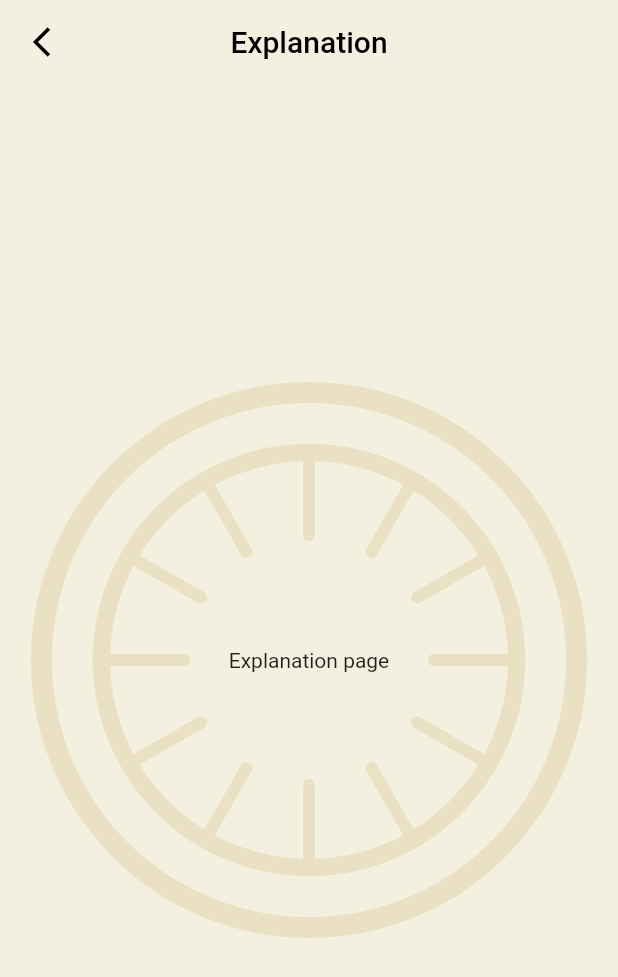
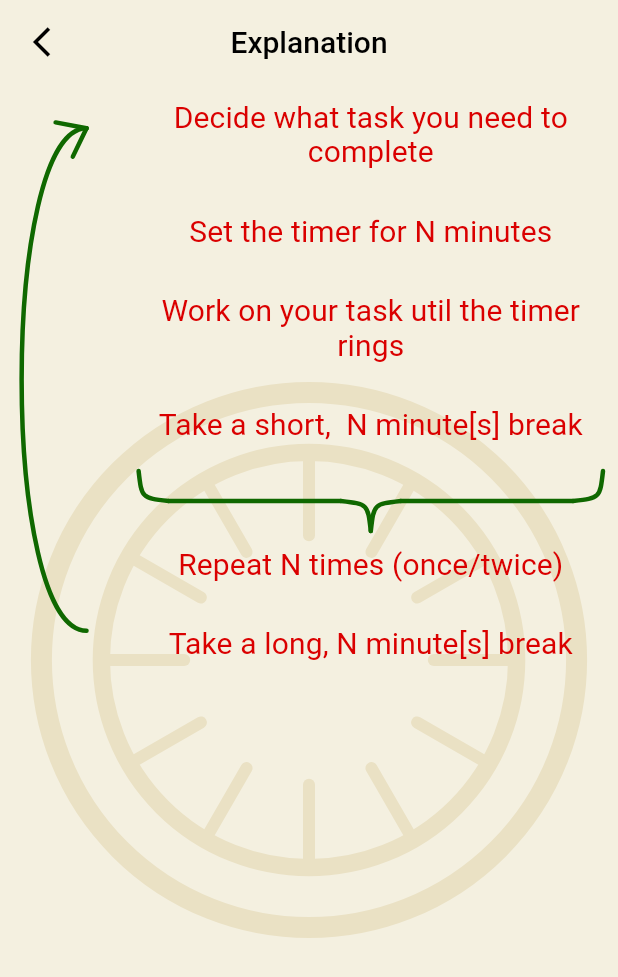
Before and after one commit to AlShevelev/PomodoroTimer, a Flutter app: the screen it shows after launch, after a tap on the "help outline" icon, on a phone screen of 412 x 824 dp. Shown: the top 977 px of the screen. Run offline on Flutter 3.47's test engine with Material 2 defaults, Android fonts, the phone set to English and light mode, and no system bars; generated files the repository leaves out were written again.

```diff
--- a/pomodoro_timer/lib/core/ui_kit/page_background.dart
+++ b/pomodoro_timer/lib/core/ui_kit/page_background.dart
@@ -10,17 +10,42 @@ class PageBackground extends CustomPainter {
 
     final secondRingInnerRadius = size.width * 0.322;
 
-    _drawRing(outerRadius: size.width * 0.45, innerRadius: size.width * 0.416, center, color, canvas);
-    _drawRing(outerRadius: size.width * 0.35, innerRadius: secondRingInnerRadius, center, color, canvas);
+    _drawRing(
+      outerRadius: size.width * 0.45,
+      innerRadius: size.width * 0.416,
+      center,
+      color,
+      canvas,
+    );
 
-    _drawClock(color, canvas, center,
-        distantFromCenter: secondRingInnerRadius, len: size.width * 0.12, width: size.width * 0.01946);
+    _drawRing(
+      outerRadius: size.width * 0.35,
+      innerRadius: secondRingInnerRadius,
+      center,
+      color,
+      canvas,
+    );
+
+    _drawClock(
+      color,
+      canvas,
+      center,
+      distantFromCenter: secondRingInnerRadius,
+      len: size.width * 0.12,
+      width: size.width * 0.01946,
+    );
   }
 
   @override
   bool shouldRepaint(covariant CustomPainter oldDelegate) => false;
 
-  void _drawRing(Offset center, Color color, Canvas canvas, {required double outerRadius, required double innerRadius}) {
+  void _drawRing(
+    Offset center,
+    Color color,
+    Canvas canvas, {
+    required double outerRadius,
+    required double innerRadius,
+  }) {
     final paint = Paint()
       ..color = color
       ..strokeWidth = outerRadius - innerRadius
@@ -29,8 +54,14 @@ class PageBackground extends CustomPainter {
     canvas.drawCircle(center, (outerRadius + innerRadius) / 2, paint);
   }
 
-  void _drawClock(Color color, Canvas canvas, Offset center,
-      {required double distantFromCenter, required double len, required double width}) {
+  void _drawClock(
+    Color color,
+    Canvas canvas,
+    Offset center, {
+    required double distantFromCenter,
+    required double len,
+    required double width,
+  }) {
     final paint = Paint()
       ..color = color
       ..strokeWidth = width
--- a/pomodoro_timer/lib/features/explanation/presentation/page.dart
+++ b/pomodoro_timer/lib/features/explanation/presentation/page.dart
@@ -1,6 +1,9 @@
 import 'package:flutter/material.dart';
 import 'package:flutter_gen/gen_l10n/app_localizations.dart';
 import 'package:pomodoro_timer/core/ui_kit/page_background.dart';
+import 'package:pomodoro_timer/features/explanation/presentation/ui/curved_bracket.dart';
+import 'package:pomodoro_timer/features/explanation/presentation/ui/one_line.dart';
+import 'package:pomodoro_timer/features/explanation/presentation/ui/vertical_arrow.dart';
 
 import '../../../core/ui_kit/app_bar_back.dart';
 
@@ -23,17 +26,74 @@ class _ExplanationPageState extends State<ExplanationPage> {
       ),
       body: CustomPaint(
         painter: PageBackground(),
-          child: Center(
         child: Column(
-              mainAxisAlignment: MainAxisAlignment.center,
-              children: const <Widget>[
-                Text(
-                  'Explanation page',
+          children: [
+            IntrinsicHeight(
+              child: Row(
+                children: [
+                  Expanded(
+                    flex: 2,
+                    child: CustomPaint(
+                      painter: VerticalArrow(),
+                      child: Container(),
+                    ),
+                  ),
+                  Expanded(
+                    flex: 8,
+                    child: Column(
+                      mainAxisAlignment: MainAxisAlignment.start,
+                      children: <Widget>[
+                        OneLine(
+                          text: AppLocalizations.of(context)!.explanationLine1,
+                          topPadding: 10.0,
+                          bottomPadding: 20.0,
+                        ),
+                        OneLine(
+                          text: AppLocalizations.of(context)!.explanationLine2,
+                          topPadding: 10.0,
+                          bottomPadding: 20.0,
+                        ),
+                        OneLine(
+                          text: AppLocalizations.of(context)!.explanationLine3,
+                          topPadding: 10.0,
+                          bottomPadding: 20.0,
+                        ),
+                        OneLine(
+                          text: AppLocalizations.of(context)!.explanationLine4,
+                          topPadding: 10.0,
+                          bottomPadding: 20.0,
+                        ),
+                        Padding(
+                          padding: const EdgeInsets.only(
+                            left: 10.0,
+                            right: 10.0,
+                          ),
+                          child: CustomPaint(
+                            painter: CurvedBracket(),
+                            child: Container(
+                              height: 40.0,
+                            ),
+                          ),
+                        ),
+                        OneLine(
+                          text: AppLocalizations.of(context)!.explanationLine5,
+                          topPadding: 10.0,
+                          bottomPadding: 20.0,
+                        ),
+                        OneLine(
+                          text: AppLocalizations.of(context)!.explanationLine6,
+                          topPadding: 10.0,
+                          bottomPadding: 10.0,
                         ),
                       ],
                     ),
                   ),
-        )
+                ],
+              ),
+            ),
+          ],
+        ),
+      ),
     );
   }
 }
--- /dev/null
+++ b/pomodoro_timer/lib/features/explanation/presentation/ui/curved_bracket.dart
@@ -0,0 +1,79 @@
+import 'package:flutter/material.dart';
+import 'package:pomodoro_timer/core/ui_kit/style/colors.dart';
+
+class CurvedBracket extends CustomPainter {
+  @override
+  void paint(Canvas canvas, Size size) {
+    // A debugging background (to show the borders)
+    //_debugBackground(canvas, size);
+
+    final paint = Paint()
+      ..color = AppColors.darkGreen
+      ..strokeWidth = 3
+      ..style = PaintingStyle.stroke
+      ..strokeCap = StrokeCap.round;
+
+    final halfWidth = size.width / 2;
+    final halfHeight = size.height / 2;
+
+    final curvatureDegree = size.height / 20.0;
+
+    // The top-left curve
+    const a1 = Offset(0.0, 0.0);
+    final b1 = Offset(halfHeight, halfHeight);
+    final c1 = Offset(curvatureDegree, halfHeight - curvatureDegree);
+    final d1 = c1;
+    _drawCurve(a1, b1, c1, d1, canvas, paint);
+
+    // The top-right curve
+    final a2 = Offset(size.width, 0.0);
+    final b2 = Offset(a2.dx - halfHeight, halfHeight);
+    final c2 = Offset(a2.dx - curvatureDegree, halfHeight - curvatureDegree);
+    final d2 = c2;
+    _drawCurve(a2, b2, c2, d2, canvas, paint);
+
+    // The bottom-left curve
+    final a3 = Offset(halfWidth - halfHeight, halfHeight);
+    final b3 = Offset(halfWidth, size.height);
+    final c3 = Offset(b3.dx - curvatureDegree, a3.dy + curvatureDegree);
+    final d3 = c3;
+    _drawCurve(a3, b3, c3, d3, canvas, paint);
+
+    // The bottom-right curve
+    final a4 = Offset(halfWidth + halfHeight, halfHeight);
+    final b4 = b3;
+    final c4 = Offset(b3.dx + curvatureDegree, a3.dy + curvatureDegree);
+    final d4 = c4;
+    _drawCurve(a4, b4, c4, d4, canvas, paint);
+
+    // lines
+    canvas.drawLine(b1, a3, paint);
+    canvas.drawLine(b2, a4, paint);
+  }
+
+  @override
+  bool shouldRepaint(covariant CustomPainter oldDelegate) => false;
+
+  void _debugBackground(Canvas canvas, Size size) {
+    final paint = Paint()..color = AppColors.red;
+
+    final rect = Rect.fromLTRB(0, 0, size.width, size.height);
+
+    canvas.drawRect(rect, paint);
+  }
+
+  void _drawCurve(Offset a, Offset b, Offset c, Offset d, Canvas canvas, Paint paint) {
+    final curve = Path()
+      ..moveTo(a.dx, a.dy)
+      ..relativeCubicTo(
+        c.dx - a.dx,
+        c.dy - a.dy,
+        d.dx - a.dx,
+        d.dy - a.dy,
+        b.dx - a.dx,
+        b.dy - a.dy,
+      );
+
+    canvas.drawPath(curve, paint);
+  }
+}
--- /dev/null
+++ b/pomodoro_timer/lib/features/explanation/presentation/ui/one_line.dart
@@ -0,0 +1,32 @@
+import 'package:flutter/material.dart';
+import 'package:pomodoro_timer/core/ui_kit/style/colors.dart';
+
+class OneLine extends StatelessWidget {
+  const OneLine({
+    required this.text,
+    required this.topPadding,
+    required this.bottomPadding,
+    Key? key,
+  }) : super(key: key);
+
+  final String text;
+  final double topPadding;
+  final double bottomPadding;
+
+  @override
+  Widget build(BuildContext context) {
+    return Padding(
+      padding: EdgeInsets.only(
+        top: topPadding,
+        bottom: bottomPadding,
+        left: 10.0,
+        right: 10.0,
+      ),
+      child: Text(
+        text,
+        style: Theme.of(context).textTheme.subtitle2!.apply(color: AppColors.red),
+        textAlign: TextAlign.center,
+      ),
+    );
+  }
+}
--- /dev/null
+++ b/pomodoro_timer/lib/features/explanation/presentation/ui/vertical_arrow.dart
@@ -0,0 +1,71 @@
+import 'dart:math';
+import 'package:flutter/material.dart';
+import 'package:pomodoro_timer/core/ui_kit/style/colors.dart';
+
+class VerticalArrow extends CustomPainter {
+  @override
+  void paint(Canvas canvas, Size size) {
+    // A debugging background (to show the borders)
+    //_debugBackground(canvas, size);
+
+    final paint = Paint()
+      ..color = AppColors.darkGreen
+      ..strokeWidth = 3
+      ..style = PaintingStyle.stroke
+      ..strokeCap = StrokeCap.round;
+
+    // The main curve
+    final xOffset = size.width * 0.3;
+    final yOffset = size.height * 0.075;
+
+    final xA = size.width - xOffset;
+    final yA = yOffset;
+
+    final xB = xA;
+    final yB = size.height - yOffset;
+
+    const xC = 0;
+    final yC = yOffset;
+
+    const xD = 0;
+    final yD = size.height - yOffset;
+
+    final curve = Path()
+      ..moveTo(xA, yA)
+      ..relativeCubicTo(
+        xC - xA,
+        yC - yA,
+        xD - xA,
+        yD - yA,
+        xB - xA,
+        yB - yA,
+      );
+
+    canvas.drawPath(curve, paint);
+
+    // The arrow point
+    canvas.save();
+    canvas.translate(xA, yA);
+    const rotationAngle = -75.0 / 180.0 * pi;
+
+    final lineEnd = Offset(-size.width * 0.25, -size.height * 0.01);
+    canvas.drawLine(const Offset(0, 0), lineEnd, paint);
+
+    canvas.rotate(rotationAngle);
+    canvas.drawLine(const Offset(0, 0), lineEnd, paint);
+
+    canvas.translate(-xA, -yA);
+    canvas.restore();
+  }
+
+  @override
+  bool shouldRepaint(covariant CustomPainter oldDelegate) => false;
+
+  void _debugBackground(Canvas canvas, Size size) {
+    final paint = Paint()..color = AppColors.red;
+
+    final rect = Rect.fromLTRB(0, 0, size.width, size.height);
+
+    canvas.drawRect(rect, paint);
+  }
+}
--- a/pomodoro_timer/lib/resources/languages/app_en.arb
+++ b/pomodoro_timer/lib/resources/languages/app_en.arb
@@ -3,5 +3,11 @@
 
     "settingsPageTitle": "Settings",
 
-    "explanationPageTitle": "Explanation"
+    "explanationPageTitle": "Explanation",
+    "explanationLine1": "Decide what task you need to complete",
+    "explanationLine2": "Set the timer for N minutes",
+    "explanationLine3": "Work on your task util the timer rings",
+    "explanationLine4": "Take a short,  N minute[s] break",
+    "explanationLine5": "Repeat N times (once/twice)",
+    "explanationLine6": "Take a long, N minute[s] break"
 }
```
Also changed, not shown: pomodoro_timer/lib/core/ui_kit/app_bar_back.dart (+5 -9 lines). Lines whose indentation alone changed are shown as unchanged.
